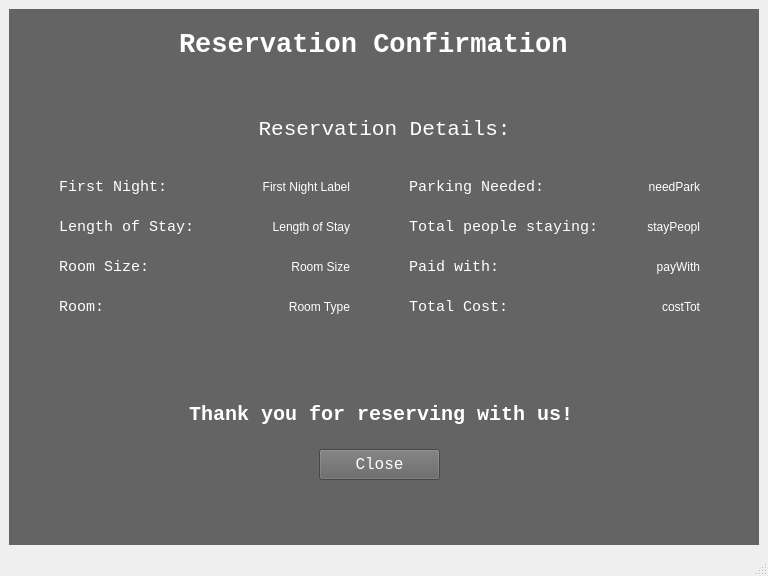
The window that mainwindow.ui (blakefuller/ResortReservation) describes before a commit, drawn with Qt 5.
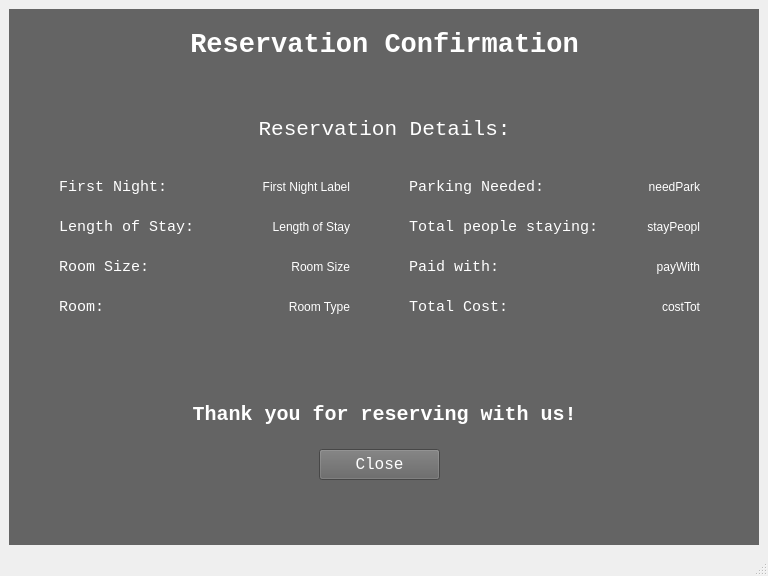
The same window after the commit. Icons and pictures are not drawn.

The edit to the form file:
```diff
--- a/mainwindow.ui
+++ b/mainwindow.ui
@@ -1060,9 +1060,9 @@
        <widget class="QLabel" name="label_38">
         <property name="geometry">
          <rect>
-          <x>170</x>
+          <x>10</x>
           <y>20</y>
-          <width>431</width>
+          <width>731</width>
           <height>31</height>
          </rect>
         </property>
@@ -1077,6 +1077,9 @@
         <property name="text">
          <string>Reservation Confirmation</string>
         </property>
+        <property name="alignment">
+         <set>Qt::AlignCenter</set>
+        </property>
        </widget>
        <widget class="QLabel" name="label_39">
         <property name="geometry">
@@ -1243,9 +1246,9 @@
        <widget class="QLabel" name="label_44">
         <property name="geometry">
          <rect>
-          <x>180</x>
+          <x>10</x>
           <y>390</y>
-          <width>401</width>
+          <width>731</width>
           <height>31</height>
          </rect>
         </property>
@@ -1260,6 +1263,9 @@
         <property name="text">
          <string>Thank you for reserving with us!</string>
         </property>
+        <property name="alignment">
+         <set>Qt::AlignCenter</set>
+        </property>
        </widget>
        <widget class="QLabel" name="label_57">
         <property name="geometry">
```
Left out of the diff: 2 changed lines with no effect on the pictures.
